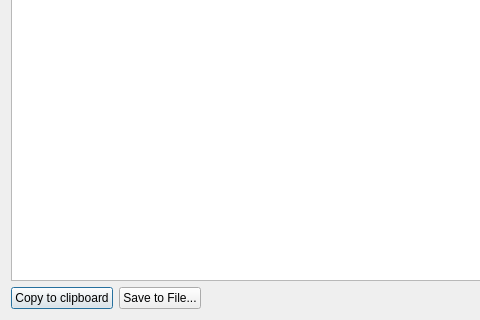
Above: src/exportpublickeydialog.ui from IJHack/QtPass before the change; both pictures show x 0 to 480 and y 200 to 520 of the 620 by 520 pixel window. Below: the same form after it.
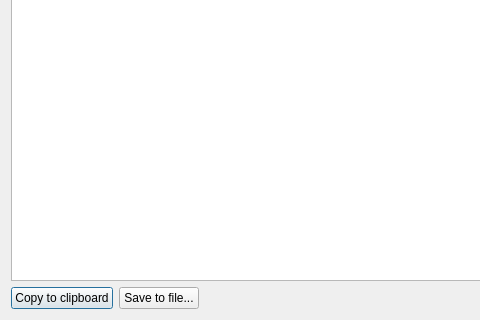
That is the form after the change. Icons and pictures are not drawn.

Patch:
```diff
--- a/src/exportpublickeydialog.ui
+++ b/src/exportpublickeydialog.ui
@@ -56,7 +56,7 @@
      <item>
       <widget class="QPushButton" name="saveButton">
        <property name="text">
-        <string>Save to File...</string>
+        <string>Save to file...</string>
        </property>
       </widget>
      </item>
```
Left out of the diff: 2 changed lines with no effect on the pictures.
